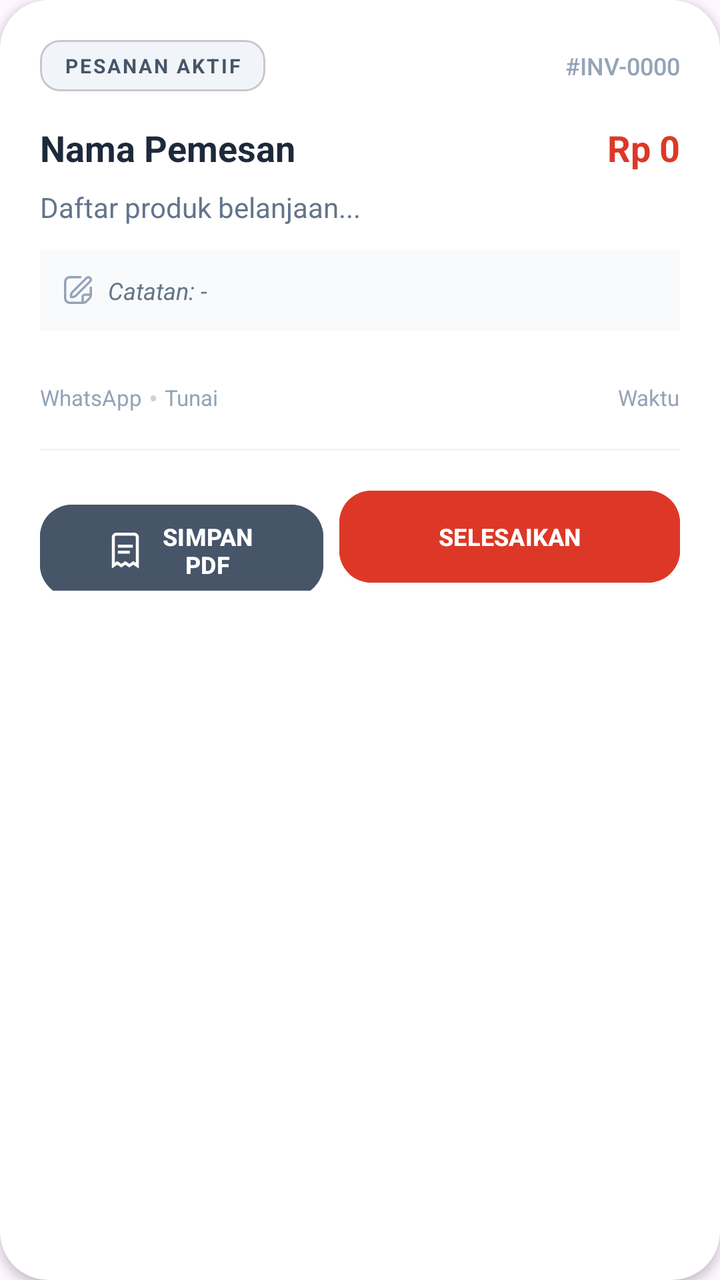
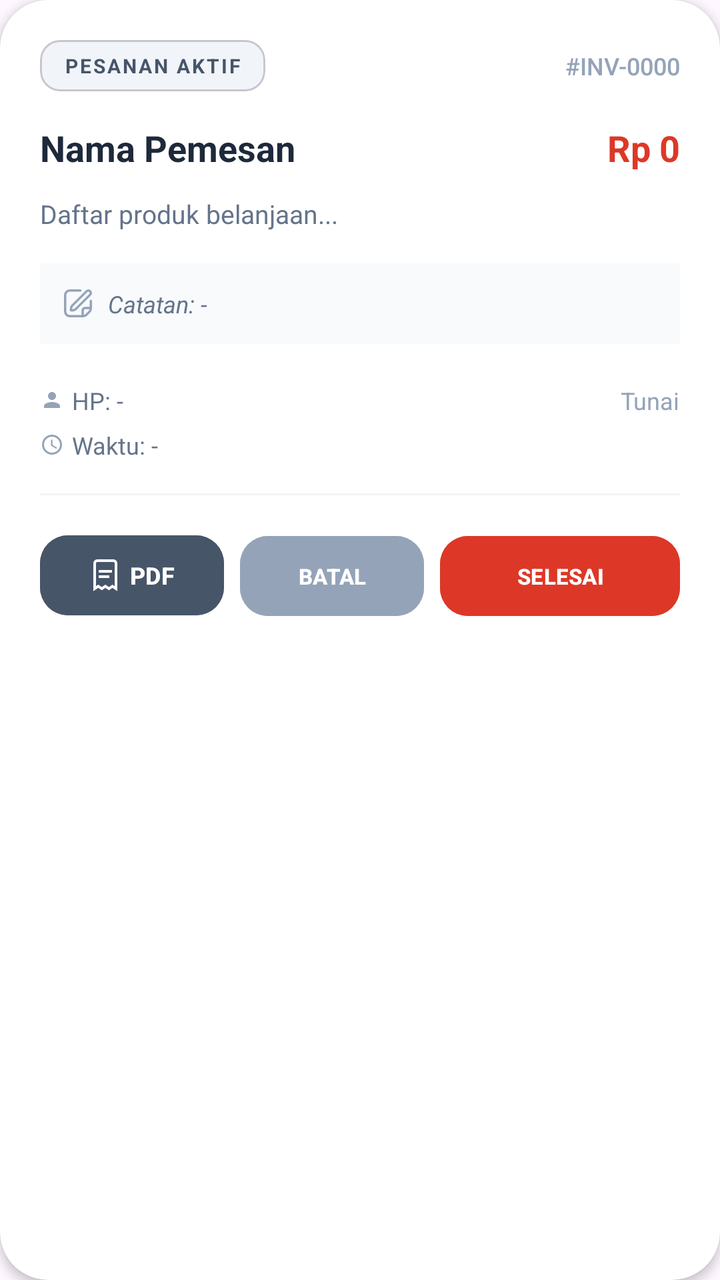

Two renders of the same Android screen: before a commit and after it. Below are the layout's source before the change and the commit's diff.
<!-- AndroidManifest.xml: application theme Theme.SmolieGiftMobile -->
<!-- res/layout/item_transaksi_admin.xml -->
<?xml version="1.0" encoding="utf-8"?>
<com.google.android.material.card.MaterialCardView xmlns:android="http://schemas.android.com/apk/res/android"
    xmlns:app="http://schemas.android.com/apk/res-auto"
    android:layout_width="match_parent"
    android:layout_height="wrap_content"
    android:layout_marginBottom="16dp"
    android:layout_marginHorizontal="4dp"
    app:cardCornerRadius="24dp"
    app:cardElevation="3dp"
    app:strokeWidth="0dp"
    app:cardBackgroundColor="#FFFFFF">

    <LinearLayout
        android:layout_width="match_parent"
        android:layout_height="wrap_content"
        android:orientation="vertical"
        android:padding="20dp">

        
        <LinearLayout
            android:layout_width="match_parent"
            android:layout_height="wrap_content"
            android:orientation="horizontal"
            android:gravity="center_vertical"
            android:layout_marginBottom="16dp">

            <com.google.android.material.card.MaterialCardView
                android:id="@+id/cvStatusBadge"
                android:layout_width="wrap_content"
                android:layout_height="wrap_content"
                app:cardCornerRadius="10dp"
                app:cardElevation="0dp"
                app:cardBackgroundColor="#F1F5F9"
                app:contentPaddingLeft="12dp"
                app:contentPaddingRight="12dp"
                app:contentPaddingTop="6dp"
                app:contentPaddingBottom="6dp">
                <TextView
                    android:id="@+id/tvAdminTransStatusLabel"
                    android:layout_width="wrap_content"
                    android:layout_height="wrap_content"
                    android:text="PESANAN AKTIF"
                    android:textColor="#475569"
                    android:textStyle="bold"
                    android:textSize="10sp"
                    android:letterSpacing="0.1"/>
            </com.google.android.material.card.MaterialCardView>

            <View android:layout_width="0dp" android:layout_height="0dp" android:layout_weight="1"/>

            <TextView
                android:id="@+id/tvAdminTransId"
                android:layout_width="wrap_content"
                android:layout_height="wrap_content"
                android:text="#INV-0000"
                android:textColor="#94A3B8"
                android:textSize="12sp"
                android:fontFamily="sans-serif-medium"/>
        </LinearLayout>

        
        <RelativeLayout
            android:layout_width="match_parent"
            android:layout_height="wrap_content"
            android:layout_marginBottom="8dp">
            <TextView
                android:id="@+id/tvAdminTransNama"
                android:layout_width="wrap_content"
                android:layout_height="wrap_content"
                android:text="Nama Pemesan"
                android:textColor="#1E293B"
                android:textStyle="bold"
                android:textSize="18sp"
                android:layout_alignParentStart="true"
                android:layout_toStartOf="@+id/tvAdminTransTotal"
                android:layout_marginEnd="8dp"/>
            <TextView
                android:id="@+id/tvAdminTransTotal"
                android:layout_width="wrap_content"
                android:layout_height="wrap_content"
                android:text="Rp 0"
                android:textColor="#DD3827"
                android:textStyle="bold"
                android:textSize="18sp"
                android:layout_alignParentEnd="true"/>
        </RelativeLayout>

        
        <TextView
            android:id="@+id/tvAdminTransProduk"
            android:layout_width="match_parent"
            android:layout_height="wrap_content"
            android:text="Daftar produk belanjaan..."
            android:textColor="#64748B"
            android:textSize="14sp"
            android:lineSpacingExtra="3dp"
            android:layout_marginBottom="12dp"/>

        
        <LinearLayout
            android:layout_width="match_parent"
            android:layout_height="wrap_content"
            android:orientation="horizontal"
            android:background="#F8FAFC"
            android:padding="12dp"
            android:gravity="center_vertical"
            android:layout_marginBottom="12dp">
            <ImageView
                android:layout_width="14dp"
                android:layout_height="14dp"
                android:src="@drawable/edit"
                app:tint="#94A3B8"/>
            <TextView
                android:id="@+id/tvAdminTransCatatan"
                android:layout_width="match_parent"
                android:layout_height="wrap_content"
                android:text="Catatan: -"
                android:textColor="#64748B"
                android:textSize="12sp"
                android:textStyle="italic"
                android:layout_marginStart="8dp"/>
        </LinearLayout>

        
        <LinearLayout
            android:id="@+id/llContainerImage"
            android:layout_width="match_parent"
            android:layout_height="wrap_content"
            android:orientation="vertical"
            android:layout_marginTop="4dp"
            android:visibility="gone">
            <TextView
                android:layout_width="wrap_content"
                android:layout_height="wrap_content"
                android:text="Lampiran Gambar:"
                android:textSize="11sp"
                android:textColor="#94A3B8"
                android:layout_marginBottom="4dp"/>
            <com.google.android.material.card.MaterialCardView
                android:layout_width="100dp"
                android:layout_height="100dp"
                app:cardCornerRadius="12dp"
                app:cardElevation="0dp"
                app:strokeWidth="1dp"
                app:strokeColor="#F1F5F9">
                <ImageView
                    android:id="@+id/ivCustomDesignAdmin"
                    android:layout_width="match_parent"
                    android:layout_height="match_parent"
                    android:scaleType="centerCrop"/>
            </com.google.android.material.card.MaterialCardView>
        </LinearLayout>

        
        <LinearLayout
            android:layout_width="match_parent"
            android:layout_height="wrap_content"
            android:orientation="horizontal"
            android:layout_marginTop="12dp"
            android:gravity="center_vertical">

            <TextView
                android:id="@+id/tvAdminTransWa"
                android:layout_width="wrap_content"
                android:layout_height="wrap_content"
                android:text="WhatsApp"
                android:textColor="#94A3B8"
                android:textSize="11sp"/>

            <TextView
                android:layout_width="wrap_content"
                android:layout_height="wrap_content"
                android:text=" • "
                android:textColor="#CBD5E1"/>

            <TextView
                android:id="@+id/tvAdminTransMetode"
                android:layout_width="wrap_content"
                android:layout_height="wrap_content"
                android:text="Tunai"
                android:textColor="#94A3B8"
                android:textSize="11sp"/>

            <View
                android:layout_width="0dp"
                android:layout_height="0dp"
                android:layout_weight="1"/>

            <TextView
                android:id="@+id/tvAdminTransTanggal"
                android:layout_width="wrap_content"
                android:layout_height="wrap_content"
                android:text="Waktu"
                android:textColor="#94A3B8"
                android:textSize="11sp"/>

        </LinearLayout>

        <View android:layout_width="match_parent" android:layout_height="1dp" android:background="#F1F5F9" android:layout_marginTop="16dp" android:layout_marginBottom="16dp"/>

        
        <LinearLayout
            android:layout_width="match_parent"
            android:layout_height="wrap_content"
            android:orientation="horizontal">

            <com.google.android.material.button.MaterialButton
                android:id="@+id/btnCetakStruk"
                android:layout_width="0dp"
                android:layout_weight="1"
                android:layout_height="54dp"
                android:text="SIMPAN PDF"
                android:textColor="#FFFFFF"
                android:textSize="12sp"
                android:textStyle="bold"
                app:cornerRadius="16dp"
                app:icon="@drawable/receipt"
                app:iconGravity="textStart"
                app:iconTint="#FFFFFF"
                android:backgroundTint="#475569"
                android:layout_marginEnd="8dp"
                android:elevation="0dp"/>

            <com.google.android.material.button.MaterialButton
                android:id="@+id/btnSelesaiPesanan"
                android:layout_width="0dp"
                android:layout_weight="1.2"
                android:layout_height="54dp"
                android:text="SELESAIKAN"
                android:backgroundTint="#DD3827"
                android:textColor="#FFFFFF"
                android:textSize="12sp"
                android:textStyle="bold"
                app:cornerRadius="16dp"
                android:elevation="2dp"/>
        </LinearLayout>

    </LinearLayout>
</com.google.android.material.card.MaterialCardView>
<!-- resources referenced by this layout -->
<resources>
  <!-- drawable edit (drawable) -->
  <vector xmlns:android="http://schemas.android.com/apk/res/android"
      android:width="512dp"
      android:height="512dp"
      android:viewportWidth="24"
      android:viewportHeight="24">
    <path
        android:fillColor="#FF000000"
        android:pathData="M18.656,0.93 L6.464,13.122A4.966,4.966 0,0 0,5 16.657L5,18a1,1 0,0 0,1 1L7.343,19a4.966,4.966 0,0 0,3.535 -1.464L23.07,5.344a3.125,3.125 0,0 0,0 -4.414A3.194,3.194 0,0 0,18.656 0.93ZM21.656,3.93L9.464,16.122A3.02,3.02 0,0 1,7.343 17L7,17v-0.343a3.02,3.02 0,0 1,0.878 -2.121L20.07,2.344a1.148,1.148 0,0 1,1.586 0A1.123,1.123 0,0 1,21.656 3.93Z"/>
    <path
        android:fillColor="#FF000000"
        android:pathData="M23,8.979a1,1 0,0 0,-1 1V15H18a3,3 0,0 0,-3 3v4H5a3,3 0,0 1,-3 -3V5A3,3 0,0 1,5 2h9.042a1,1 0,0 0,0 -2H5A5.006,5.006 0,0 0,0 5V19a5.006,5.006 0,0 0,5 5H16.343a4.968,4.968 0,0 0,3.536 -1.464l2.656,-2.658A4.968,4.968 0,0 0,24 16.343V9.979A1,1 0,0 0,23 8.979ZM18.465,21.122a2.975,2.975 0,0 1,-1.465 0.8V18a1,1 0,0 1,1 -1h3.925a3.016,3.016 0,0 1,-0.8 1.464Z"/>
  </vector>
  <!-- drawable receipt (drawable) -->
  <vector xmlns:android="http://schemas.android.com/apk/res/android"
      android:width="512dp"
      android:height="512dp"
      android:viewportWidth="24"
      android:viewportHeight="24">
    <path
        android:fillColor="#FF000000"
        android:pathData="M21,23.9l-3.663,-2.511 -2.664,1.825 -2.666,-1.826L9.341,23.212 6.67,21.386 3,23.9V3A3,3 0,0 1,6 0H18a3,3 0,0 1,3 3ZM6.67,18.962l2.67,1.826 2.667,-1.826 2.666,1.826 2.665,-1.827L19,20.1V3a1,1 0,0 0,-1 -1H6A1,1 0,0 0,5 3V20.1Z"/>
    <path
        android:fillColor="#FF000000"
        android:pathData="M7,8h10v2h-10z"/>
    <path
        android:fillColor="#FF000000"
        android:pathData="M7,12h8v2h-8z"/>
  </vector>
  <style name="Theme.SmolieGiftMobile" parent="Base.Theme.SmolieGiftMobile" />
  <style name="Base.Theme.SmolieGiftMobile" parent="Theme.Material3.DayNight.NoActionBar">
          
          <item name="colorPrimary">#DD3827</item>
          <item name="colorOnPrimary">#FFFFFF</item>
      </style>
</resources>

<!-- the commit's change to res/layout/item_transaksi_admin.xml (unified diff, before → after) -->
@@ -62,7 +62,7 @@
         <RelativeLayout
             android:layout_width="match_parent"
             android:layout_height="wrap_content"
-            android:layout_marginBottom="8dp">
+            android:layout_marginBottom="4dp">
             <TextView
                 android:id="@+id/tvAdminTransNama"
                 android:layout_width="wrap_content"
@@ -92,9 +92,10 @@
             android:layout_height="wrap_content"
             android:text="Daftar produk belanjaan..."
             android:textColor="#64748B"
-            android:textSize="14sp"
-            android:lineSpacingExtra="3dp"
-            android:layout_marginBottom="12dp"/>
+            android:textSize="13sp"
+            android:lineSpacingExtra="4dp"
+            android:layout_marginTop="8dp"
+            android:layout_marginBottom="16dp"/>
 
         
         <LinearLayout
@@ -104,7 +105,7 @@
             android:background="#F8FAFC"
             android:padding="12dp"
             android:gravity="center_vertical"
-            android:layout_marginBottom="12dp">
+            android:layout_marginBottom="16dp">
             <ImageView
                 android:layout_width="14dp"
                 android:layout_height="14dp"
@@ -128,6 +129,7 @@
             android:layout_height="wrap_content"
             android:orientation="vertical"
             android:layout_marginTop="4dp"
+            android:layout_marginBottom="12dp"
             android:visibility="gone">
             <TextView
                 android:layout_width="wrap_content"
@@ -155,48 +157,72 @@
         <LinearLayout
             android:layout_width="match_parent"
             android:layout_height="wrap_content"
-            android:orientation="horizontal"
-            android:layout_marginTop="12dp"
-            android:gravity="center_vertical">
-
-            <TextView
-                android:id="@+id/tvAdminTransWa"
-                android:layout_width="wrap_content"
-                android:layout_height="wrap_content"
-                android:text="WhatsApp"
-                android:textColor="#94A3B8"
-                android:textSize="11sp"/>
-
-            <TextView
-                android:layout_width="wrap_content"
-                android:layout_height="wrap_content"
-                android:text=" • "
-                android:textColor="#CBD5E1"/>
-
-            <TextView
-                android:id="@+id/tvAdminTransMetode"
-                android:layout_width="wrap_content"
-                android:layout_height="wrap_content"
-                android:text="Tunai"
-                android:textColor="#94A3B8"
-                android:textSize="11sp"/>
-
-            <View
-                android:layout_width="0dp"
-                android:layout_height="0dp"
-                android:layout_weight="1"/>
-
-            <TextView
-                android:id="@+id/tvAdminTransTanggal"
-                android:layout_width="wrap_content"
-                android:layout_height="wrap_content"
-                android:text="Waktu"
-                android:textColor="#94A3B8"
-                android:textSize="11sp"/>
-
-        </LinearLayout>
-
-        <View android:layout_width="match_parent" android:layout_height="1dp" android:background="#F1F5F9" android:layout_marginTop="16dp" android:layout_marginBottom="16dp"/>
+            android:orientation="vertical"
+            android:layout_marginTop="4dp">
+
+            
+            <LinearLayout
+                android:layout_width="match_parent"
+                android:layout_height="wrap_content"
+                android:orientation="horizontal"
+                android:gravity="center_vertical"
+                android:layout_marginBottom="6dp">
+
+                <ImageView
+                    android:layout_width="12dp"
+                    android:layout_height="12dp"
+                    android:src="@drawable/ic_person"
+                    app:tint="#94A3B8"
+                    android:layout_marginEnd="4dp"/>
+
+                <TextView
+                    android:id="@+id/tvAdminTransWa"
+                    android:layout_width="0dp"
+                    android:layout_weight="1"
+                    android:layout_height="wrap_content"
+                    android:text="HP: -"
+                    android:textColor="#64748B"
+                    android:textSize="12sp"/>
+
+                <TextView
+                    android:id="@+id/tvAdminTransMetode"
+                    android:layout_width="wrap_content"
+                    android:layout_height="wrap_content"
+                    android:text="Tunai"
+                    android:textColor="#94A3B8"
+                    android:textSize="12sp"/>
+            </LinearLayout>
+
+            
+            <LinearLayout
+                android:layout_width="match_parent"
+                android:layout_height="wrap_content"
+                android:orientation="horizontal"
+                android:gravity="center_vertical">
+
+                <ImageView
+                    android:layout_width="12dp"
+                    android:layout_height="12dp"
+                    android:src="@drawable/ic_schedule"
+                    app:tint="#94A3B8"
+                    android:layout_marginEnd="4dp"/>
+
+                <TextView
+                    android:id="@+id/tvAdminTransTanggal"
+                    android:layout_width="wrap_content"
+                    android:layout_height="wrap_content"
+                    android:text="Waktu: -"
+                    android:textColor="#64748B"
+                    android:textSize="12sp"/>
+            </LinearLayout>
+        </LinearLayout>
+
+        <View
+            android:layout_width="match_parent"
+            android:layout_height="1dp"
+            android:background="#F1F5F9"
+            android:layout_marginTop="16dp"
+            android:layout_marginBottom="16dp"/>
 
         
         <LinearLayout
@@ -208,30 +234,60 @@
                 android:id="@+id/btnCetakStruk"
                 android:layout_width="0dp"
                 android:layout_weight="1"
-                android:layout_height="54dp"
-                android:text="SIMPAN PDF"
+                android:layout_height="48dp"
+                android:text="PDF"
                 android:textColor="#FFFFFF"
                 android:textSize="12sp"
                 android:textStyle="bold"
-                app:cornerRadius="16dp"
+                app:cornerRadius="14dp"
                 app:icon="@drawable/receipt"
                 app:iconGravity="textStart"
                 app:iconTint="#FFFFFF"
+                app:iconSize="16dp"
+                app:iconPadding="4dp"
                 android:backgroundTint="#475569"
                 android:layout_marginEnd="8dp"
                 android:elevation="0dp"/>
 
             <com.google.android.material.button.MaterialButton
+                android:id="@+id/btnBatalkanPesanan"
+                android:layout_width="0dp"
+                android:layout_weight="1"
+                android:layout_height="48dp"
+                android:text="BATAL"
+                android:backgroundTint="#94A3B8"
+                android:textColor="#FFFFFF"
+                android:textSize="11sp"
+                android:textStyle="bold"
+                app:cornerRadius="14dp"
+                android:layout_marginEnd="8dp"
+                android:elevation="2dp"/>
+
+            <com.google.android.material.button.MaterialButton
                 android:id="@+id/btnSelesaiPesanan"
                 android:layout_width="0dp"
-                android:layout_weight="1.2"
-                android:layout_height="54dp"
-                android:text="SELESAIKAN"
+                android:layout_weight="1.3"
+                android:layout_height="48dp"
+                android:text="SELESAI"
                 android:backgroundTint="#DD3827"
                 android:textColor="#FFFFFF"
-                android:textSize="12sp"
-                android:textStyle="bold"
-                app:cornerRadius="16dp"
+                android:textSize="11sp"
+                android:textStyle="bold"
+                app:cornerRadius="14dp"
+                android:elevation="2dp"/>
+
+            <com.google.android.material.button.MaterialButton
+                android:id="@+id/btnUlasan"
+                android:layout_width="0dp"
+                android:layout_weight="1.3"
+                android:layout_height="48dp"
+                android:text="ULASAN"
+                android:backgroundTint="#FF9800"
+                android:textColor="#FFFFFF"
+                android:textSize="11sp"
+                android:textStyle="bold"
+                app:cornerRadius="14dp"
+                android:visibility="gone"
                 android:elevation="2dp"/>
         </LinearLayout>
 
<!-- resource entries referenced after the edit -->
@@ -12,6 +12,27 @@
     <path
         android:fillColor="#FF000000"
         android:pathData="M23,8.979a1,1 0,0 0,-1 1V15H18a3,3 0,0 0,-3 3v4H5a3,3 0,0 1,-3 -3V5A3,3 0,0 1,5 2h9.042a1,1 0,0 0,0 -2H5A5.006,5.006 0,0 0,0 5V19a5.006,5.006 0,0 0,5 5H16.343a4.968,4.968 0,0 0,3.536 -1.464l2.656,-2.658A4.968,4.968 0,0 0,24 16.343V9.979A1,1 0,0 0,23 8.979ZM18.465,21.122a2.975,2.975 0,0 1,-1.465 0.8V18a1,1 0,0 1,1 -1h3.925a3.016,3.016 0,0 1,-0.8 1.464Z"/>
+  </vector>
+  <!-- drawable ic_person (drawable) -->
+  <vector xmlns:android="http://schemas.android.com/apk/res/android"
+      android:width="24dp"
+      android:height="24dp"
+      android:viewportWidth="24"
+      android:viewportHeight="24">
+      <path
+          android:fillColor="#FF000000"
+          android:pathData="M12,12c2.21,0 4,-1.79 4,-4s-1.79,-4 -4,-4 -4,1.79 -4,4 1.79,4 4,4zM12,14c-2.67,0 -8,1.34 -8,4v2h16v-2c0,-2.66 -5.33,-4 -8,-4z" />
+  </vector>
+  <!-- drawable ic_schedule (drawable) -->
+  <vector xmlns:android="http://schemas.android.com/apk/res/android"
+      android:width="24dp"
+      android:height="24dp"
+      android:viewportWidth="24"
+      android:viewportHeight="24"
+      android:tint="?attr/colorControlNormal">
+      <path
+          android:fillColor="@android:color/white"
+          android:pathData="M11.99,2C6.47,2 2,6.48 2,12s4.47,10 9.99,10C17.52,22 22,17.52 22,12S17.52,2 11.99,2zM12,20c-4.42,0 -8,-3.58 -8,-8s3.58,-8 8,-8 8,3.58 8,8 -3.58,8 -8,8zM12.5,7H11v6l5.25,3.15 0.75,-1.23 -4.5,-2.67z" />
   </vector>
   <!-- drawable receipt (drawable) -->
   <vector xmlns:android="http://schemas.android.com/apk/res/android"
